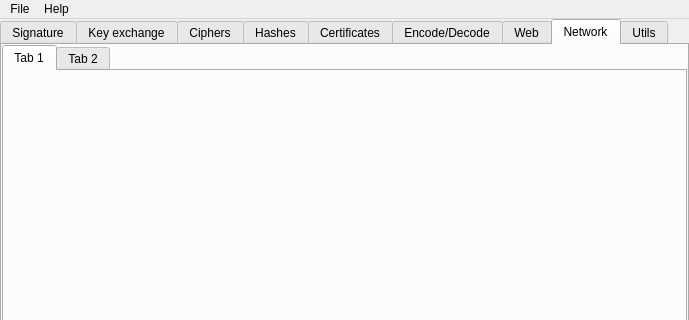
The window that ui/mainwindow.ui (caffedrine/CryptoPocketKnife) describes before a commit, drawn with Qt 5; both pictures show x 0 to 689 and y 0 to 320 of the 689 by 577 pixel window.
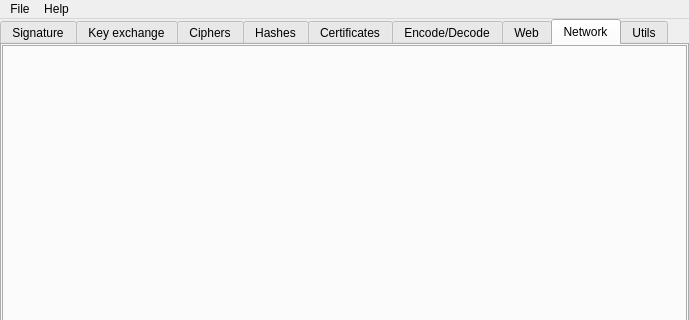
The same window after the commit. The open tabs and pages were chosen to show the change. Icons and pictures are not drawn. Custom widgets are drawn as their Qt base class.

Diff of the .ui file:
```diff
--- a/ui/mainwindow.ui
+++ b/ui/mainwindow.ui
@@ -1578,17 +1578,10 @@
          <number>0</number>
         </property>
         <item row="0" column="0">
-         <widget class="QTabWidget" name="tabWidget_2">
-          <widget class="QWidget" name="network_TabsWidget">
-           <attribute name="title">
-            <string>Tab 1</string>
-           </attribute>
-          </widget>
-          <widget class="QWidget" name="tab_3">
-           <attribute name="title">
-            <string>Tab 2</string>
-           </attribute>
-          </widget>
+         <widget class="Network" name="tabWidget_Network">
+          <property name="currentIndex">
+           <number>-1</number>
+          </property>
          </widget>
         </item>
        </layout>
@@ -1781,6 +1774,12 @@
    <header>Web.h</header>
    <container>1</container>
   </customwidget>
+  <customwidget>
+   <class>Network</class>
+   <extends>QTabWidget</extends>
+   <header>Network.h</header>
+   <container>1</container>
+  </customwidget>
  </customwidgets>
  <resources>
   <include location="../res/res.qrc"/>
```
Left out of the diff: 6 changed lines with no effect on the pictures.
